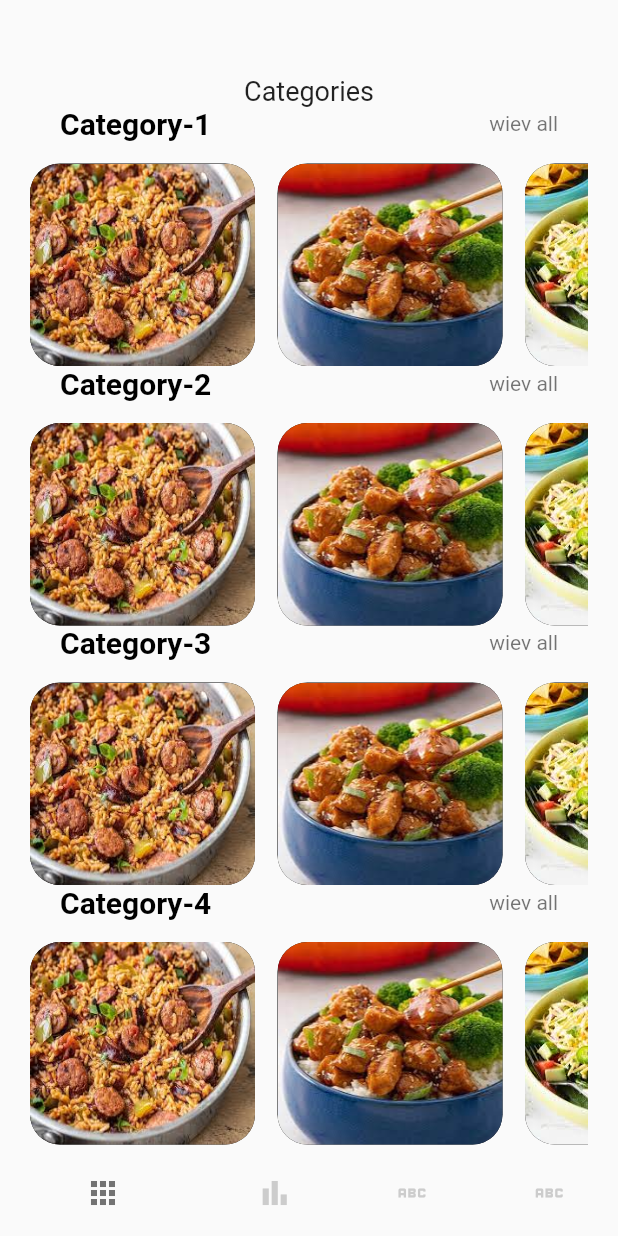
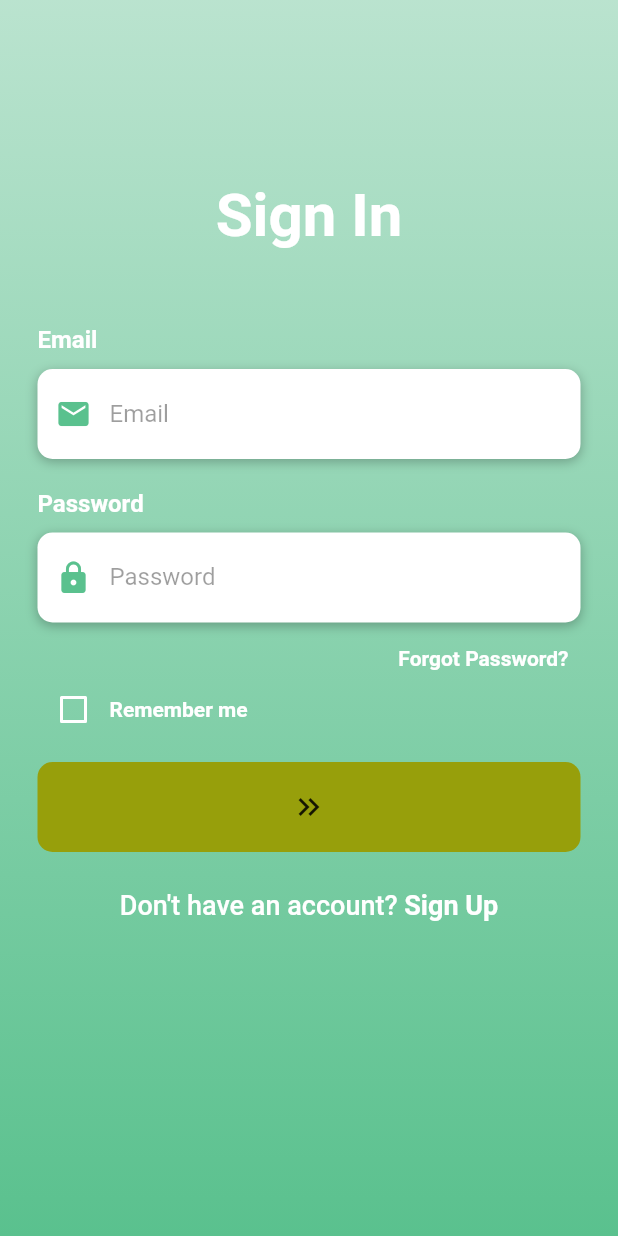
Before and after one commit to AlitalipSever/recipes_app, a Flutter app: the screen it shows after launch, after a tap on the "keyboard double arrow right" icon, on a phone screen of 412 x 824 dp. Run offline on Flutter 3.47's test engine with Material 2 defaults, Android fonts, the phone set to English and light mode, and no system bars; our stand-ins replace bloc, equatable, flutter_bloc.

Commit message:
Login Page added

```diff
--- a/lib/cubit/app_cubit_logics.dart
+++ b/lib/cubit/app_cubit_logics.dart
@@ -4,6 +4,8 @@ import 'package:recipes_app/cubit/app_cubit_states.dart';
 import 'package:recipes_app/cubit/app_cubits.dart';
 import 'package:recipes_app/pages/category_page.dart';
 import 'package:recipes_app/pages/details_page.dart';
+import 'package:recipes_app/pages/login_loading_page.dart';
+import 'package:recipes_app/pages/login_page.dart';
 import 'package:recipes_app/pages/welcome_page.dart';
 
 import '../pages/navpages/main_page.dart';
@@ -28,6 +30,10 @@ class _AppCubitLogicsState extends State<AppCubitLogics> {
         return const DetailsPage();
       } else if (state is CategoryPageState) {
         return const CategoryPage();
+      } else if (state is LoginLoadingPageState) {
+        return const LoginLoadingPage();
+      } else if (state is LoginPageState) {
+        return const LoginPage();
       } else {
         return Container();
       }
--- a/lib/cubit/app_cubit_states.dart
+++ b/lib/cubit/app_cubit_states.dart
@@ -4,22 +4,20 @@ abstract class CubitStates extends Equatable {}
 
 class InitialState extends CubitStates {
   @override
-  // TODO: implement props
   List<Object?> get props => [];
 }
 
 class WelcomeState extends CubitStates {
   @override
-  // TODO: implement props
   List<Object?> get props => [];
 }
 
 class MainPageState extends CubitStates {
   @override
-  // TODO: implement props
   List<Object?> get props => [];
 }
 
+// ignore: must_be_immutable
 class DetailsPageState extends CubitStates {
   Map detail;
 
@@ -28,6 +26,7 @@ class DetailsPageState extends CubitStates {
   List<Object?> get props => [detail];
 }
 
+// ignore: must_be_immutable
 class CategoryPageState extends CubitStates {
   List category;
   String name;
@@ -36,3 +35,33 @@ class CategoryPageState extends CubitStates {
   @override
   List<Object?> get props => [category, name];
 }
+
+// ignore: must_be_immutable
+class EmailState extends CubitStates {
+  String email;
+
+  EmailState(this.email);
+  @override
+  List<Object?> get props => [email];
+}
+
+// ignore: must_be_immutable
+class PasswordState extends CubitStates {
+  String password;
+
+  PasswordState(this.password);
+  @override
+  List<Object?> get props => [password];
+}
+
+class LoginLoadingPageState extends CubitStates {
+  LoginLoadingPageState();
+  @override
+  List<Object?> get props => [];
+}
+
+class LoginPageState extends CubitStates {
+  LoginPageState();
+  @override
+  List<Object?> get props => [];
+}
--- a/lib/cubit/app_cubits.dart
+++ b/lib/cubit/app_cubits.dart
@@ -1,4 +1,5 @@
 import 'package:bloc/bloc.dart';
+import 'package:flutter_bloc/flutter_bloc.dart';
 import 'package:recipes_app/cubit/app_cubit_states.dart';
 
 class AppCubits extends Cubit<CubitStates> {
@@ -26,4 +27,36 @@ class AppCubits extends Cubit<CubitStates> {
       // ignore: empty_catches
     } catch (e) {}
   }
+
+  void setEmail(email) {
+    try {
+      if (email == "ats") {
+        emit(EmailState(email));
+      }
+      // ignore: empty_catches
+    } catch (e) {}
+  }
+
+  void setPassword(password) {
+    try {
+      if (password == "svr") {
+        emit(PasswordState(password));
+      }
+      // ignore: empty_catches
+    } catch (e) {}
+  }
+
+  void getLogin() {
+    try {
+      emit(LoginLoadingPageState());
+      // ignore: empty_catches
+    } catch (e) {}
+  }
+
+  void getLoginPage() {
+    try {
+      emit(LoginPageState());
+      // ignore: empty_catches
+    } catch (e) {}
+  }
 }
--- a/lib/main.dart
+++ b/lib/main.dart
@@ -21,6 +21,7 @@ class MyApp extends StatelessWidget {
       home: BlocProvider<AppCubits>(
         create: (context) => AppCubits(),
         child: const AppCubitLogics(),
-        ));
+      ),
+    );
   }
 }
--- a/lib/pages/category_page.dart
+++ b/lib/pages/category_page.dart
@@ -1,6 +1,6 @@
 import 'package:flutter/material.dart';
 import 'package:flutter_bloc/flutter_bloc.dart';
-import 'package:recipes_app/widgets/slide_items_vertical..dart';
+import 'package:recipes_app/widgets/slide_items_vertical.dart';
 
 import '../cubit/app_cubit_states.dart';
 import '../cubit/app_cubits.dart';
--- a/lib/pages/details_page.dart
+++ b/lib/pages/details_page.dart
@@ -24,7 +24,7 @@ class DetailsPage extends StatelessWidget {
                     onTap: () {
                       BlocProvider.of<AppCubits>(context).getData();
                     },
-                    child: Container(
+                    child: SizedBox(
                       width: 200,
                       child: ResponsiveButtonBack(
                         width: 200,
--- /dev/null
+++ b/lib/pages/login_loading_page.dart
@@ -0,0 +1,36 @@
+import 'package:flutter/material.dart';
+import 'package:flutter_bloc/flutter_bloc.dart';
+import 'package:recipes_app/cubit/app_cubits.dart';
+
+import '../cubit/app_cubit_states.dart';
+
+class LoginLoadingPage extends StatelessWidget {
+  const LoginLoadingPage({Key? key}) : super(key: key);
+
+  @override
+  Widget build(BuildContext context) {
+    return Scaffold(
+      body: BlocBuilder<AppCubits, CubitStates>(builder: (context, state) {
+        if (state is EmailState) {
+          String email = state.email;
+          if (email == "ats@gmail.com") {
+            BlocBuilder<AppCubits, CubitStates>(builder: (context, state) {
+              if (state is PasswordState) {
+                String password = state.password;
+                if (password == "svr") {
+                  BlocProvider.of<AppCubits>(context).getData();
+                }
+                return Container();
+              } else {
+                return Container();
+              }
+            });
+          }
+          return Container();
+        } else {
+          return Container();
+        }
+      }),
+    );
+  }
+}
--- /dev/null
+++ b/lib/pages/login_page.dart
@@ -0,0 +1,252 @@
+import 'package:flutter/material.dart';
+import 'package:flutter/services.dart';
+import 'package:flutter_bloc/flutter_bloc.dart';
+import 'package:recipes_app/cubit/app_cubits.dart';
+import 'package:recipes_app/widgets/responsive_button.dart';
+
+class LoginPage extends StatefulWidget {
+  const LoginPage({Key? key}) : super(key: key);
+
+  @override
+  State<LoginPage> createState() => _LoginPageState();
+}
+
+class _LoginPageState extends State<LoginPage> {
+  bool? isRememberMe = false;
+  String? email;
+  String? password;
+
+  Widget buildEmail() {
+    return Column(
+      crossAxisAlignment: CrossAxisAlignment.start,
+      children: <Widget>[
+        const Text(
+          "Email",
+          style: TextStyle(
+              color: Colors.white, fontSize: 16, fontWeight: FontWeight.bold),
+        ),
+        const SizedBox(height: 10),
+        Container(
+          alignment: Alignment.centerLeft,
+          decoration: BoxDecoration(
+              color: Colors.white,
+              borderRadius: BorderRadius.circular(10),
+              boxShadow: const [
+                BoxShadow(
+                    color: Colors.black26, blurRadius: 6, offset: Offset(0, 2))
+              ]),
+          height: 60,
+          child: TextField(
+            onChanged: (value) {
+              BlocProvider.of<AppCubits>(context).setEmail(value);
+            },
+            keyboardType: TextInputType.emailAddress,
+            style: const TextStyle(
+              color: Colors.black87,
+            ),
+            decoration: const InputDecoration(
+                border: InputBorder.none,
+                contentPadding: EdgeInsets.only(top: 14),
+                prefixIcon: Icon(
+                  Icons.email,
+                  color: Color(0xff5ac18e),
+                ),
+                hintText: "Email",
+                hintStyle: TextStyle(color: Colors.black38)),
+          ),
+        )
+      ],
+    );
+  }
+
+  Widget buildPassword() {
+    return Column(
+      crossAxisAlignment: CrossAxisAlignment.start,
+      children: <Widget>[
+        const Text(
+          "Password",
+          style: TextStyle(
+              color: Colors.white, fontSize: 16, fontWeight: FontWeight.bold),
+        ),
+        const SizedBox(height: 10),
+        Container(
+          alignment: Alignment.centerLeft,
+          decoration: BoxDecoration(
+              color: Colors.white,
+              borderRadius: BorderRadius.circular(10),
+              boxShadow: const [
+                BoxShadow(
+                    color: Colors.black26, blurRadius: 6, offset: Offset(0, 2))
+              ]),
+          height: 60,
+          child: TextField(
+            onChanged: (value) {
+              BlocProvider.of<AppCubits>(context).setPassword(value);
+            },
+            obscureText: true,
+            style: const TextStyle(
+              color: Colors.black87,
+            ),
+            decoration: const InputDecoration(
+                border: InputBorder.none,
+                contentPadding: EdgeInsets.only(top: 14),
+                prefixIcon: Icon(
+                  Icons.lock,
+                  color: Color(0xff5ac18e),
+                ),
+                hintText: "Password",
+                hintStyle: TextStyle(color: Colors.black38)),
+          ),
+        )
+      ],
+    );
+  }
+
+  Widget buildForgotPassBtn() {
+    return Container(
+      alignment: Alignment.centerRight,
+      child: TextButton(
+        // ignore: avoid_print
+        onPressed: () => print("forgot password pressed"),
+        child: const Text(
+          "Forgot Password?",
+          style: TextStyle(
+            color: Colors.white,
+            fontWeight: FontWeight.bold,
+          ),
+        ),
+      ),
+    );
+  }
+
+  Widget buildRememberCb() {
+    return SizedBox(
+      height: 20,
+      child: Row(
+        children: <Widget>[
+          Theme(
+            data: ThemeData(unselectedWidgetColor: Colors.white),
+            child: Checkbox(
+              value: isRememberMe,
+              checkColor: Colors.green,
+              activeColor: Colors.white,
+              onChanged: (value) {
+                setState(() {
+                  isRememberMe = value;
+                });
+              },
+            ),
+          ),
+          const Text(
+            "Remember me",
+            style: TextStyle(color: Colors.white, fontWeight: FontWeight.bold),
+          )
+        ],
+      ),
+    );
+  }
+
+  Widget buildLoginBtn() {
+    return Container(
+        padding: const EdgeInsets.symmetric(vertical: 25),
+        width: double.infinity,
+        child: GestureDetector(
+          onTap: () {
+            BlocProvider.of<AppCubits>(context).getData();
+          },
+          child: SizedBox(
+            width: 200,
+            child: ResponsiveButton(
+              width: 200,
+            ),
+          ),
+        ));
+  }
+
+  Widget buildSignUpBtn() {
+    return GestureDetector(
+      // ignore: avoid_print
+      onTap: () => print("Sign up pressed"),
+      child: RichText(
+          text: const TextSpan(children: [
+        TextSpan(
+            text: "Don't have an account? ",
+            style: TextStyle(
+                color: Colors.white,
+                fontSize: 18,
+                fontWeight: FontWeight.w500)),
+        TextSpan(
+            text: "Sign Up",
+            style: TextStyle(
+                color: Colors.white, fontSize: 18, fontWeight: FontWeight.bold))
+      ])),
+    );
+  }
+
+  @override
+  Widget build(BuildContext context) {
+    return Scaffold(
+      body: AnnotatedRegion<SystemUiOverlayStyle>(
+        value: SystemUiOverlayStyle.light,
+        child: GestureDetector(
+          child: Stack(
+            children: <Widget>[
+              Container(
+                height: double.infinity,
+                width: double.infinity,
+                decoration: const BoxDecoration(
+                    gradient: LinearGradient(
+                        begin: Alignment.topCenter,
+                        end: Alignment.bottomCenter,
+                        colors: [
+                      Color(0x665ac18e),
+                      Color(0x995ac18e),
+                      Color(0xcc5ac18e),
+                      Color(0xff5ac18e)
+                    ])),
+                child: SingleChildScrollView(
+                  physics: const AlwaysScrollableScrollPhysics(),
+                  padding:
+                      const EdgeInsets.symmetric(horizontal: 25, vertical: 120),
+                  child: Column(
+                    mainAxisAlignment: MainAxisAlignment.center,
+                    children: <Widget>[
+                      const Text(
+                        "Sign In",
+                        style: TextStyle(
+                            color: Colors.white,
+                            fontSize: 40,
+                            fontWeight: FontWeight.bold),
+                      ),
+                      const SizedBox(height: 50),
+                      buildEmail(),
+                      const SizedBox(height: 20),
+                      buildPassword(),
+                      buildForgotPassBtn(),
+                      buildRememberCb(),
+                      Container(
+                          padding: const EdgeInsets.symmetric(vertical: 25),
+                          width: double.infinity,
+                          child: GestureDetector(
+                            onTap: () {
+                              BlocProvider.of<AppCubits>(context).getData();
+                            },
+                            child: SizedBox(
+                              width: 200,
+                              child: ResponsiveButton(
+                                width: 200,
+                              ),
+                            ),
+                          )),
+                      buildSignUpBtn(),
+                    ],
+                  ),
+                ),
+              )
+            ],
+          ),
+        ),
+      ),
+    );
+  }
+}
--- a/lib/pages/navpages/bar_item_page.dart
+++ b/lib/pages/navpages/bar_item_page.dart
@@ -6,8 +6,9 @@ class BarItemPage extends StatelessWidget {
   @override
   Widget build(BuildContext context) {
     return Center(
+      // ignore: avoid_unnecessary_containers
       child: Container(
-        child: Text("Bar Item Page"),
+        child: const Text("Bar Item Page"),
       ),
     );
   }
--- a/lib/pages/navpages/home_page.dart
+++ b/lib/pages/navpages/home_page.dart
@@ -11,9 +11,13 @@ class HomePage extends StatefulWidget {
 }
 
 class _HomePageState extends State<HomePage> {
+  // ignore: non_constant_identifier_names
   var recipe_pics = recipePics;
+  // ignore: non_constant_identifier_names
   var recipe_pics2 = recipePics;
+  // ignore: non_constant_identifier_names
   var recipe_pics3 = recipePics;
+  // ignore: non_constant_identifier_names
   var recipe_pics4 = recipePics;
 
   @override
--- a/lib/pages/welcome_page.dart
+++ b/lib/pages/welcome_page.dart
@@ -54,7 +54,7 @@ class _WelcomePageState extends State<WelcomePage> {
                             size: 30,
                           ),
                           const SizedBox(height: 20),
-                          Container(
+                          SizedBox(
                             width: 250,
                             child: AppText(
                                 text: "Lorem Ipsum Soler di amet",
@@ -64,9 +64,10 @@ class _WelcomePageState extends State<WelcomePage> {
                           const SizedBox(height: 40),
                           GestureDetector(
                             onTap: () {
-                              BlocProvider.of<AppCubits>(context).getData();
+                              BlocProvider.of<AppCubits>(context)
+                                  .getLoginPage();
                             },
-                            child: Container(
+                            child: SizedBox(
                               width: 200,
                               child: ResponsiveButton(
                                 width: 200,
--- a/lib/widgets/slide_items.dart
+++ b/lib/widgets/slide_items.dart
@@ -3,8 +3,8 @@ import 'package:flutter_bloc/flutter_bloc.dart';
 import 'package:recipes_app/cubit/app_cubits.dart';
 
 class SlideItems extends StatelessWidget {
-  List pics;
-  SlideItems({Key? key, required this.pics}) : super(key: key);
+  final List pics;
+  const SlideItems({Key? key, required this.pics}) : super(key: key);
 
   @override
   Widget build(BuildContext context) {
--- a/lib/widgets/slide_items_vertical..dart
+++ b/lib/widgets/slide_items_vertical.dart
@@ -3,8 +3,8 @@ import 'package:flutter_bloc/flutter_bloc.dart';
 import 'package:recipes_app/cubit/app_cubits.dart';
 
 class SlideItemsVertical extends StatelessWidget {
-  List pics;
-  SlideItemsVertical({Key? key, required this.pics}) : super(key: key);
+  final List pics;
+  const SlideItemsVertical({Key? key, required this.pics}) : super(key: key);
 
   @override
   Widget build(BuildContext context) {
--- a/pubspec.yaml
+++ b/pubspec.yaml
@@ -56,7 +56,6 @@ flutter:
   assets:
     - assets/images/
     - assets/recipe_pics/
-    - data
 
   # The following line ensures that the Material Icons font is
   # included with your application, so that you can use the icons in
```
Lines whose indentation alone changed are shown as unchanged.
